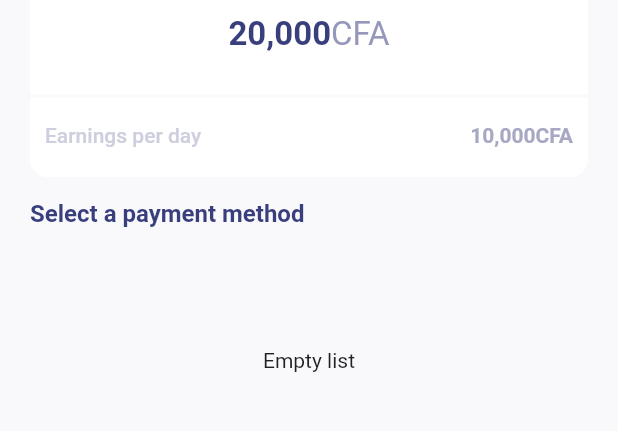
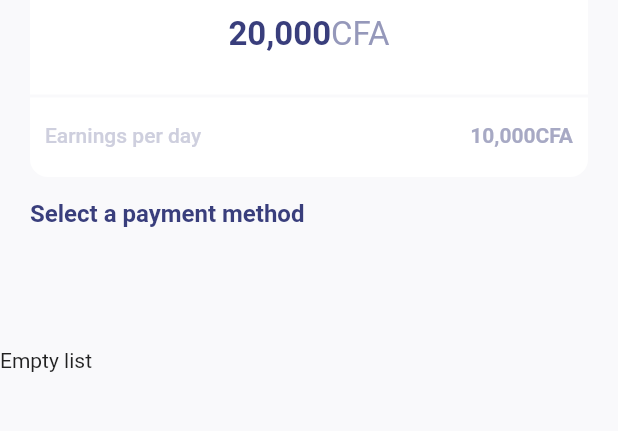
Before and after one commit to ikennaumeh/ejara_test, a Flutter app: the screen it shows after launch, on a phone screen of 412 x 824 dp, the part 372-803 px from its top. Run offline on Flutter 3.47's test engine with Material 2 defaults, Android fonts, the phone set to English and light mode, and no system bars; our stand-ins replace dio, flutter_secure_storage, get_it; network calls fail.

```diff
--- /dev/null
+++ b/lib/services/exceptions/token_expiry_exception.dart
@@ -0,0 +1 @@
+class TokenExpiryException implements Exception {}
--- a/lib/services/service_api.dart
+++ b/lib/services/service_api.dart
@@ -1,5 +1,6 @@
 import 'package:ejara_test/models/login_response.dart';
 import 'package:ejara_test/models/payment_type.dart';
+import 'package:ejara_test/services/exceptions/token_expiry_exception.dart';
 import 'package:ejara_test/services/network_service.dart';
 import 'package:ejara_test/services/secure_storage_service.dart';
 import 'package:ejara_test/services/service_locator.dart';
@@ -22,6 +23,8 @@ class ServiceApi {
       final res = LoginResponse.fromJson(response);
       await _secureStorage.writeAccessToken(token: res.token);
       return res.token != null;
+    } on TokenExpiryException {
+      rethrow;
     } catch (e) {
       rethrow;
     }
@@ -39,9 +42,10 @@ class ServiceApi {
         "/marketplace/payment-types-per-country",
         queryParameters: queryParams,
       );
-      print("response --> ${response["data"]}");
 
       return List<PaymentType>.from(response["data"].map((e) => PaymentType.fromJson(e)));
+    }  on TokenExpiryException {
+      rethrow;
     } catch (e) {
       rethrow;
     }
--- a/lib/ui/views/choose_payment_method/choose_payment_method_view.dart
+++ b/lib/ui/views/choose_payment_method/choose_payment_method_view.dart
@@ -34,14 +34,16 @@ class _ChoosePaymentMethodViewState extends State<ChoosePaymentMethodView> with
             return const FullScreenLoadingIndicator();
           }
           return SafeArea(
-            child: SingleChildScrollView(
+            child: CustomScrollView(
+              slivers: [
+                 const SliverToBoxAdapter(
                   child: Column(
                     children: [
-                  const OneActionAppBar(),
-                  const SizedBox(
+                      OneActionAppBar(),
+                    SizedBox(
                       height: 15,
                     ),
-                  const Text(
+                    Text(
                       "Choose a payment \nmethod",
                       textAlign: TextAlign.center,
                       style: TextStyle(
@@ -50,8 +52,8 @@ class _ChoosePaymentMethodViewState extends State<ChoosePaymentMethodView> with
                         color: Color(0xff393e7c),
                       ),
                     ),
-                  const WalletCard(),
-                  const Padding(
+                    WalletCard(),
+                    Padding(
                       padding: EdgeInsets.only(left: 20),
                       child: Align(
                         alignment: Alignment.centerLeft,
@@ -66,15 +68,18 @@ class _ChoosePaymentMethodViewState extends State<ChoosePaymentMethodView> with
                         ),
                       ),
                     ),
-                  Builder(builder: (context) {
+                    ],
+                  ),
+                ),
+                Builder(
+                  builder: (context) {
                     if (model.paymentTypeList.isEmpty) {
-                      return const Padding(padding: EdgeInsets.only(top: 80), child: Text("Empty list"));
+                        return const SliverToBoxAdapter(child:  Padding(padding: EdgeInsets.only(top: 80), child: Text("Empty list")));
                       } else if (model.hasError) {
-                      return Text(model.modelError);
+                        return SliverToBoxAdapter(child: Text(model.modelError));
                       }
-                    return ListView.separated(
-                      itemCount: model.paymentTypeList.length,
-                      shrinkWrap: true,
+                    return SliverList.separated(
+                      itemCount: viewModel.paymentTypeList.length,
                       itemBuilder: (c, i) {
                           final payment = model.paymentTypeList.elementAt(i);
                           return PaymentMethodTile(
@@ -100,9 +105,9 @@ class _ChoosePaymentMethodViewState extends State<ChoosePaymentMethodView> with
                           );
                         },
                     );
-                  }),
+                  }
+                ),
               ],
-              ),
             ),
           );
         }),
--- a/lib/ui/views/choose_payment_method/choose_payment_method_vm.dart
+++ b/lib/ui/views/choose_payment_method/choose_payment_method_vm.dart
@@ -7,13 +7,17 @@ import 'package:logging/logging.dart';
 
 class ChoosePaymentMethodVM extends BaseViewModel {
   final _logger = Logger("ChoosePaymentMethodVM");
-  final _serviceApi = serviceLocator.get<ServiceApi>();
+  late ServiceApi _serviceApi;
+
+  ChoosePaymentMethodVM([ServiceApi? api]) {
+    _serviceApi = api ?? serviceLocator.get<ServiceApi>();
+  }
 
   List<PaymentType> paymentTypeList = [];
 
   Future<void> init() async {
+    setBusy(true);
     _logger.info("initializing");
-    setBusy(true);
     try {
       // firstly run the login function to
       //generate bearer token
--- a/pubspec.yaml
+++ b/pubspec.yaml
@@ -16,6 +16,7 @@ dependencies:
   flutter_secure_storage: ^9.0.0
   get_it: ^7.6.4
   logging: ^1.2.0
+  mocktail: ^1.0.1
   provider: ^6.1.1
 
 dev_dependencies:
```
Also changed, not shown: lib/services/network_service.dart (+6 -1 lines), pubspec.lock, 4 other files. Lines whose indentation alone changed are shown as unchanged.
